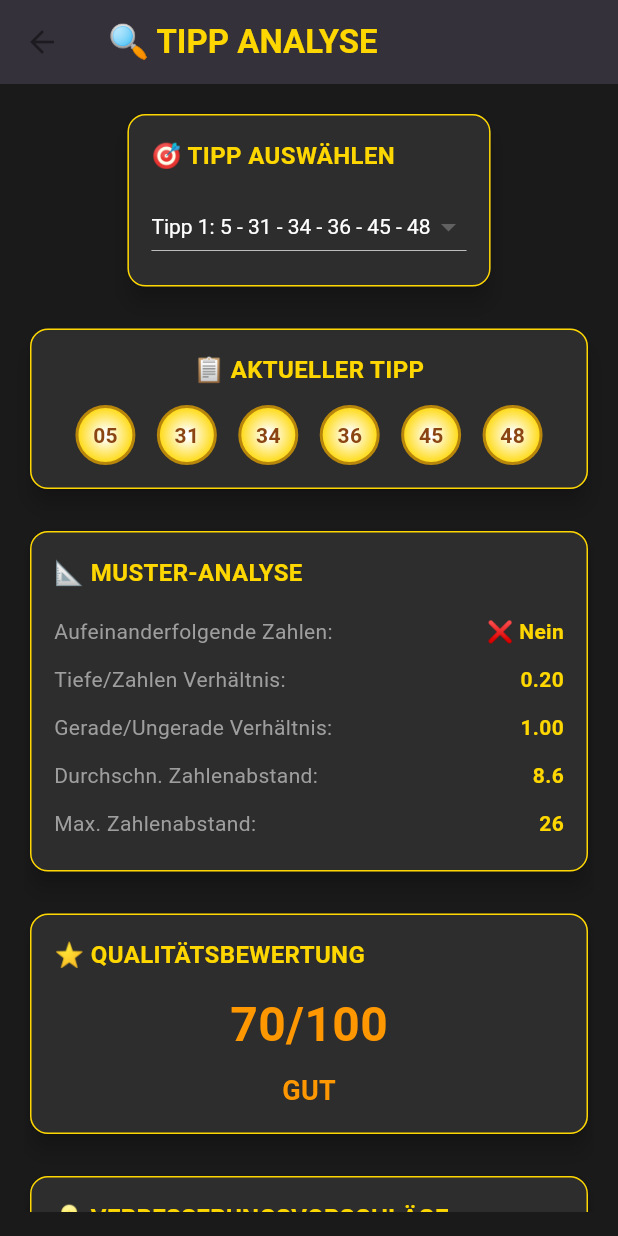
After one commit to funatiker1968-hub/profi_lotto_app, a Flutter app: the screen it shows after launch, after a tap on "SPIN", after a tap on "SPEICHERN", after a tap on "TIPP ANALYSE", on a phone screen of 412 x 824 dp. The commit adds this screen. Run offline on Flutter 3.47's test engine with Material 3 defaults, Android fonts, the phone set to English and light mode, and no system bars; our stand-ins replace shared_preferences.

Commit message:
COMPLETE: All features with navigation - stats, analysis, simulation

```diff
--- a/lib/main.dart
+++ b/lib/main.dart
@@ -1,6 +1,8 @@
 import 'package:flutter/material.dart';
 import 'package:shared_preferences/shared_preferences.dart';
 import 'lotto_service.dart';
+import 'stats_screen.dart';
+import 'tip_analysis_screen.dart';
 
 void main() async {
   WidgetsFlutterBinding.ensureInitialized();
@@ -47,6 +49,7 @@ class _LottoHomeScreenState extends State<LottoHomeScreen> {
   List<List<int>> _myTips = [];
   int _generatedCount = 0;
   double _totalCost = 0.0;
+  int _currentIndex = 0;
 
   @override
   void initState() {
@@ -165,6 +168,135 @@ class _LottoHomeScreenState extends State<LottoHomeScreen> {
     );
   }
 
+  Widget _buildNavigationButton(String title, IconData icon, VoidCallback onTap) {
+    return Expanded(
+      child: Card(
+        elevation: 4,
+        color: Color(0xFF2D2D2D),
+        shape: RoundedRectangleBorder(
+          borderRadius: BorderRadius.circular(10),
+          side: BorderSide(color: Colors.grey[700]!, width: 1),
+        ),
+        child: InkWell(
+          onTap: onTap,
+          borderRadius: BorderRadius.circular(10),
+          child: Padding(
+            padding: const EdgeInsets.all(12.0),
+            child: Column(
+              mainAxisAlignment: MainAxisAlignment.center,
+              children: [
+                Icon(icon, color: Color(0xFFFFD700), size: 24),
+                const SizedBox(height: 8),
+                Text(
+                  title,
+                  textAlign: TextAlign.center,
+                  style: const TextStyle(
+                    color: Colors.white,
+                    fontSize: 12,
+                    fontWeight: FontWeight.bold,
+                  ),
+                ),
+              ],
+            ),
+          ),
+        ),
+      ),
+    );
+  }
+
+  void _navigateToStats() {
+    Navigator.of(context).push(
+      MaterialPageRoute(
+        builder: (context) => StatsScreen(allTips: _myTips),
+      ),
+    );
+  }
+
+  void _navigateToTipAnalysis() {
+    Navigator.of(context).push(
+      MaterialPageRoute(
+        builder: (context) => TipAnalysisScreen(allTips: _myTips),
+      ),
+    );
+  }
+
+  void _showWinningSimulation() {
+    if (_myTips.isEmpty) {
+      _showSuccessSnackbar('Erstelle zuerst einige Tipps!');
+      return;
+    }
+
+    final simulation = LottoService.simulateWinnings(_myTips, 10000);
+    final probability = simulation['winningProbability'] * 100;
+
+    showDialog(
+      context: context,
+      builder: (context) => AlertDialog(
+        backgroundColor: Color(0xFF2D2D2D),
+        title: const Text(
+          '🎰 GEWINNSIMULATION',
+          style: TextStyle(
+            color: Color(0xFFFFD700),
+            fontWeight: FontWeight.bold,
+          ),
+        ),
+        content: Column(
+          mainAxisSize: MainAxisSize.min,
+          crossAxisAlignment: CrossAxisAlignment.start,
+          children: [
+            _buildSimulationRow('Simulationen:', '10.000'),
+            _buildSimulationRow('Deine Tipps:', '${_myTips.length}'),
+            _buildSimulationRow('Gewinnwahrscheinlichkeit:', '${probability.toStringAsFixed(2)}%'),
+            const SizedBox(height: 16),
+            const Text(
+              'Ergebnisse pro Gewinnklasse:',
+              style: TextStyle(color: Colors.grey, fontWeight: FontWeight.bold),
+            ),
+            ..._buildSimulationResults(simulation['results']),
+          ],
+        ),
+        actions: [
+          TextButton(
+            onPressed: () => Navigator.of(context).pop(),
+            child: const Text(
+              'SCHLIESSEN',
+              style: TextStyle(color: Color(0xFFFFD700)),
+            ),
+          ),
+        ],
+      ),
+    );
+  }
+
+  Widget _buildSimulationRow(String label, String value) {
+    return Padding(
+      padding: const EdgeInsets.symmetric(vertical: 4),
+      child: Row(
+        mainAxisAlignment: MainAxisAlignment.spaceBetween,
+        children: [
+          Text(label, style: const TextStyle(color: Colors.grey)),
+          Text(value, style: const TextStyle(color: Color(0xFFFFD700), fontWeight: FontWeight.bold)),
+        ],
+      ),
+    );
+  }
+
+  List<Widget> _buildSimulationResults(Map<int, int> results) {
+    final sortedResults = results.entries.toList()
+      ..sort((a, b) => b.key.compareTo(a.key));
+
+    return sortedResults.map((entry) => Padding(
+      padding: const EdgeInsets.symmetric(vertical: 2),
+      child: Row(
+        mainAxisAlignment: MainAxisAlignment.spaceBetween,
+        children: [
+          Text('${entry.key} Richtige:', style: const TextStyle(color: Colors.grey)),
+          Text('${entry.value}x', style: const TextStyle(color: Color(0xFFFFD700))),
+        ],
+      ),
+    )).toList();
+  }
+
   @override
   Widget build(BuildContext context) {
     return Scaffold(
@@ -175,12 +307,12 @@ class _LottoHomeScreenState extends State<LottoHomeScreen> {
             Icon(Icons.casino, color: Color(0xFFFFD700)),
             SizedBox(width: 12),
             Text(
-              'CASINO LOTTO',
+              'CASINO LOTTO PRO',
               style: TextStyle(
                 color: Color(0xFFFFD700),
                 fontWeight: FontWeight.bold,
-                fontSize: 20,
-                letterSpacing: 1.2,
+                fontSize: 18,
+                letterSpacing: 1.1,
               ),
             ),
           ],
@@ -189,6 +321,11 @@ class _LottoHomeScreenState extends State<LottoHomeScreen> {
         elevation: 8,
         shadowColor: Colors.black.withOpacity(0.8),
         actions: [
+          if (_myTips.isNotEmpty) IconButton(
+            icon: const Icon(Icons.analytics, color: Color(0xFFFFD700)),
+            onPressed: _navigateToStats,
+            tooltip: 'Statistik anzeigen',
+          ),
           PopupMenuButton<String>(
             icon: Icon(Icons.palette, color: Color(0xFFFFD700)),
             onSelected: (val) {
@@ -262,6 +399,19 @@ class _LottoHomeScreenState extends State<LottoHomeScreen> {
                   ],
                 ),
               ),
+            ),
+
+            const SizedBox(height: 20),
+
+            // Navigation zu erweiterten Features
+            Row(
+              children: [
+                _buildNavigationButton('STATISTIK', Icons.bar_chart, _navigateToStats),
+                const SizedBox(width: 10),
+                _buildNavigationButton('TIPP ANALYSE', Icons.analytics, _navigateToTipAnalysis),
+                const SizedBox(width: 10),
+                _buildNavigationButton('GEWINN-SIM', Icons.attach_money, _showWinningSimulation),
+              ],
             ),
 
             const SizedBox(height: 20),
--- /dev/null
+++ b/lib/tip_analysis_screen.dart
@@ -0,0 +1,383 @@
+import 'package:flutter/material.dart';
+import 'lotto_service.dart';
+
+class TipAnalysisScreen extends StatefulWidget {
+  final List<List<int>> allTips;
+
+  const TipAnalysisScreen({super.key, required this.allTips});
+
+  @override
+  State<TipAnalysisScreen> createState() => _TipAnalysisScreenState();
+}
+
+class _TipAnalysisScreenState extends State<TipAnalysisScreen> {
+  int _selectedTipIndex = 0;
+
+  @override
+  Widget build(BuildContext context) {
+    if (widget.allTips.isEmpty) {
+      return _buildEmptyState();
+    }
+
+    final currentTip = widget.allTips[_selectedTipIndex];
+    final analysis = LottoService.analyzeTipPattern(currentTip);
+
+    return Scaffold(
+      backgroundColor: const Color(0xFF1A1A1A),
+      appBar: AppBar(
+        title: const Text(
+          '🔍 TIPP ANALYSE',
+          style: TextStyle(
+            color: Color(0xFFFFD700),
+            fontWeight: FontWeight.bold,
+          ),
+        ),
+        backgroundColor: const Color(0xFF2D2D2D),
+        elevation: 8,
+      ),
+      body: Padding(
+        padding: const EdgeInsets.all(16.0),
+        child: Column(
+          children: [
+            // Tipp Auswahl
+            _buildTipSelector(),
+
+            const SizedBox(height: 20),
+
+            // Aktueller Tipp Anzeige
+            _buildCurrentTipCard(currentTip),
+
+            const SizedBox(height: 20),
+
+            // Analyse Ergebnisse
+            Expanded(
+              child: ListView(
+                children: [
+                  _buildAnalysisCard('📐 MUSTER-ANALYSE', [
+                    _buildAnalysisRow('Aufeinanderfolgende Zahlen:',
+                        analysis['hasConsecutive'] ? '✅ Ja' : '❌ Nein'),
+                    _buildAnalysisRow('Tiefe/Zahlen Verhältnis:',
+                        '${analysis['lowHighRatio'].toStringAsFixed(2)}'),
+                    _buildAnalysisRow('Gerade/Ungerade Verhältnis:',
+                        '${analysis['evenOddRatio'].toStringAsFixed(2)}'),
+                    _buildAnalysisRow('Durchschn. Zahlenabstand:',
+                        '${analysis['averageGap'].toStringAsFixed(1)}'),
+                    _buildAnalysisRow('Max. Zahlenabstand:',
+                        '${analysis['maxGap'].toString()}'),
+                  ]),
+
+                  const SizedBox(height: 20),
+
+                  // Qualitäts-Bewertung
+                  _buildQualityRating(analysis),
+
+                  const SizedBox(height: 20),
+
+                  // Verbesserungsvorschläge
+                  _buildImprovementSuggestions(analysis, currentTip),
+                ],
+              ),
+            ),
+          ],
+        ),
+      ),
+    );
+  }
+
+  Widget _buildEmptyState() {
+    return Scaffold(
+      backgroundColor: const Color(0xFF1A1A1A),
+      appBar: AppBar(
+        title: const Text(
+          '🔍 TIPP ANALYSE',
+          style: TextStyle(
+            color: Color(0xFFFFD700),
+            fontWeight: FontWeight.bold,
+          ),
+        ),
+        backgroundColor: const Color(0xFF2D2D2D),
+        elevation: 8,
+      ),
+      body: const Center(
+        child: Column(
+          mainAxisAlignment: MainAxisAlignment.center,
+          children: [
+            Icon(Icons.analytics_outlined, size: 60, color: Colors.grey),
+            SizedBox(height: 16),
+            Text(
+              'Keine Tipps zur Analyse',
+              style: TextStyle(fontSize: 18, color: Colors.grey),
+            ),
+            SizedBox(height: 8),
+            Text(
+              'Generiere zuerst einige Tipps!',
+              style: TextStyle(color: Colors.grey),
+            ),
+          ],
+        ),
+      ),
+    );
+  }
+
+  Widget _buildTipSelector() {
+    return Card(
+      elevation: 6,
+      color: const Color(0xFF2D2D2D),
+      shape: RoundedRectangleBorder(
+        borderRadius: BorderRadius.circular(12),
+        side: const BorderSide(color: Color(0xFFFFD700), width: 1),
+      ),
+      child: Padding(
+        padding: const EdgeInsets.all(16.0),
+        child: Column(
+          crossAxisAlignment: CrossAxisAlignment.start,
+          children: [
+            const Text(
+              '🎯 TIPP AUSWÄHLEN',
+              style: TextStyle(
+                color: Color(0xFFFFD700),
+                fontWeight: FontWeight.bold,
+                fontSize: 16,
+              ),
+            ),
+            const SizedBox(height: 12),
+            DropdownButton<int>(
+              value: _selectedTipIndex,
+              dropdownColor: const Color(0xFF2D2D2D),
+              style: const TextStyle(color: Colors.white),
+              onChanged: (newIndex) {
+                setState(() {
+                  _selectedTipIndex = newIndex!;
+                });
+              },
+              items: List.generate(widget.allTips.length, (index) {
+                final tip = widget.allTips[index];
+                return DropdownMenuItem<int>(
+                  value: index,
+                  child: Text(
+                    'Tipp ${index + 1}: ${tip.join(' - ')}',
+                    style: const TextStyle(color: Colors.white),
+                  ),
+                );
+              }),
+            ),
+          ],
+        ),
+      ),
+    );
+  }
+
+  Widget _buildCurrentTipCard(List<int> tip) {
+    return Card(
+      elevation: 6,
+      color: const Color(0xFF2D2D2D),
+      shape: RoundedRectangleBorder(
+        borderRadius: BorderRadius.circular(12),
+        side: const BorderSide(color: Color(0xFFFFD700), width: 1),
+      ),
+      child: Padding(
+        padding: const EdgeInsets.all(16.0),
+        child: Column(
+          children: [
+            const Text(
+              '📋 AKTUELLER TIPP',
+              style: TextStyle(
+                color: Color(0xFFFFD700),
+                fontWeight: FontWeight.bold,
+                fontSize: 16,
+              ),
+            ),
+            const SizedBox(height: 12),
+            Row(
+              mainAxisAlignment: MainAxisAlignment.spaceEvenly,
+              children: tip.map((number) => _buildAnalysisBall(number)).toList(),
+            ),
+          ],
+        ),
+      ),
+    );
+  }
+
+  Widget _buildAnalysisBall(int number) {
+    return Container(
+      width: 40,
+      height: 40,
+      decoration: BoxDecoration(
+        gradient: const RadialGradient(
+          colors: [Colors.white, Color(0xFFFFD700)],
+          stops: [0.1, 1.0],
+        ),
+        borderRadius: BorderRadius.circular(20),
+        border: Border.all(color: const Color(0xFFB8860B), width: 2),
+      ),
+      child: Center(
+        child: Text(
+          number.toString().padLeft(2, '0'),
+          style: const TextStyle(
+            color: Color(0xFF8B4513),
+            fontWeight: FontWeight.bold,
+          ),
+        ),
+      ),
+    );
+  }
+
+  Widget _buildAnalysisCard(String title, List<Widget> content) {
+    return Card(
+      elevation: 6,
+      color: const Color(0xFF2D2D2D),
+      shape: RoundedRectangleBorder(
+        borderRadius: BorderRadius.circular(12),
+        side: const BorderSide(color: Color(0xFFFFD700), width: 1),
+      ),
+      child: Padding(
+        padding: const EdgeInsets.all(16.0),
+        child: Column(
+          crossAxisAlignment: CrossAxisAlignment.start,
+          children: [
+            Text(
+              title,
+              style: const TextStyle(
+                color: Color(0xFFFFD700),
+                fontWeight: FontWeight.bold,
+                fontSize: 16,
+              ),
+            ),
+            const SizedBox(height: 12),
+            ...content,
+          ],
+        ),
+      ),
+    );
+  }
+
+  Widget _buildAnalysisRow(String label, String value) {
+    return Padding(
+      padding: const EdgeInsets.symmetric(vertical: 6),
+      child: Row(
+        mainAxisAlignment: MainAxisAlignment.spaceBetween,
+        children: [
+          Expanded(
+            child: Text(
+              label,
+              style: const TextStyle(color: Colors.grey, fontSize: 14),
+            ),
+          ),
+          Text(
+            value,
+            style: const TextStyle(
+              color: Color(0xFFFFD700),
+              fontWeight: FontWeight.bold,
+              fontSize: 14,
+            ),
+          ),
+        ],
+      ),
+    );
+  }
+
+  Widget _buildQualityRating(Map<String, dynamic> analysis) {
+    final score = _calculateQualityScore(analysis);
+    Color ratingColor;
+    String ratingText;
+
+    if (score >= 80) {
+      ratingColor = Colors.green;
+      ratingText = 'AUSGEZEICHNET';
+    } else if (score >= 60) {
+      ratingColor = Colors.orange;
+      ratingText = 'GUT';
+    } else {
+      ratingColor = Colors.red;
+      ratingText = 'VERBESSERUNGSFÄHIG';
+    }
+
+    return _buildAnalysisCard('⭐ QUALITÄTSBEWERTUNG', [
+      Center(
+        child: Column(
+          children: [
+            Text(
+              '$score/100',
+              style: TextStyle(
+                color: ratingColor,
+                fontSize: 32,
+                fontWeight: FontWeight.bold,
+              ),
+            ),
+            const SizedBox(height: 8),
+            Text(
+              ratingText,
+              style: TextStyle(
+                color: ratingColor,
+                fontSize: 18,
+                fontWeight: FontWeight.bold,
+              ),
+            ),
+          ],
+        ),
+      ),
+    ]);
+  }
+
+  int _calculateQualityScore(Map<String, dynamic> analysis) {
+    int score = 100;
+
+    // Punkte abziehen für schlechte Muster
+    if (analysis['hasConsecutive'] == true) score -= 15;
+    if (analysis['lowHighRatio'] < 0.5 || analysis['lowHighRatio'] > 2.0) score -= 20;
+    if (analysis['evenOddRatio'] < 0.5 || analysis['evenOddRatio'] > 2.0) score -= 20;
+    if (analysis['averageGap'] > 10) score -= 15;
+    if (analysis['maxGap'] > 15) score -= 10;
+
+    return score.clamp(0, 100);
+  }
+
+  Widget _buildImprovementSuggestions(Map<String, dynamic> analysis, List<int> tip) {
+    final suggestions = <String>[];
+
+    if (analysis['hasConsecutive'] == true) {
+      suggestions.add('Vermeide aufeinanderfolgende Zahlen');
+    }
+
+    if (analysis['lowHighRatio'] < 0.5) {
+      suggestions.add('Füge mehr tiefe Zahlen (1-25) hinzu');
+    } else if (analysis['lowHighRatio'] > 2.0) {
+      suggestions.add('Füge mehr hohe Zahlen (26-49) hinzu');
+    }
+
+    if (analysis['evenOddRatio'] < 0.5) {
+      suggestions.add('Mehr gerade Zahlen verwenden');
+    } else if (analysis['evenOddRatio'] > 2.0) {
+      suggestions.add('Mehr ungerade Zahlen verwenden');
+    }
+
+    if (analysis['averageGap'] > 10) {
+      suggestions.add('Zahlen sollten näher beieinander liegen');
+    }
+
+    if (suggestions.isEmpty) {
+      suggestions.add('Tipp hat eine gute Verteilung! 👍');
+    }
+
+    return _buildAnalysisCard('💡 VERBESSERUNGSVORSCHLÄGE', [
+      Column(
+        crossAxisAlignment: CrossAxisAlignment.start,
+        children: suggestions.map((suggestion) => Padding(
+          padding: const EdgeInsets.symmetric(vertical: 4),
+          child: Row(
+            children: [
+              const Icon(Icons.lightbulb_outline, color: Color(0xFFFFD700), size: 16),
+              const SizedBox(width: 8),
+              Expanded(
+                child: Text(
+                  suggestion,
+                  style: const TextStyle(color: Colors.grey, fontSize: 14),
+                ),
+              ),
+            ],
+          ),
+        )).toList(),
+      ),
+    ]);
+  }
+}
```
